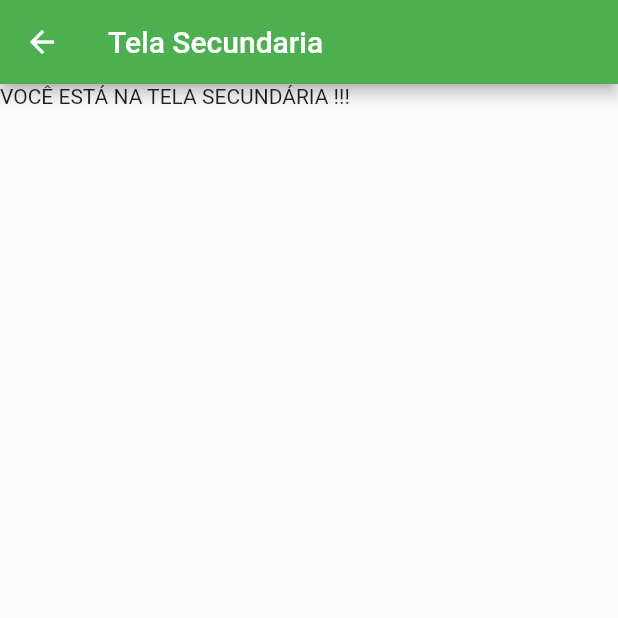
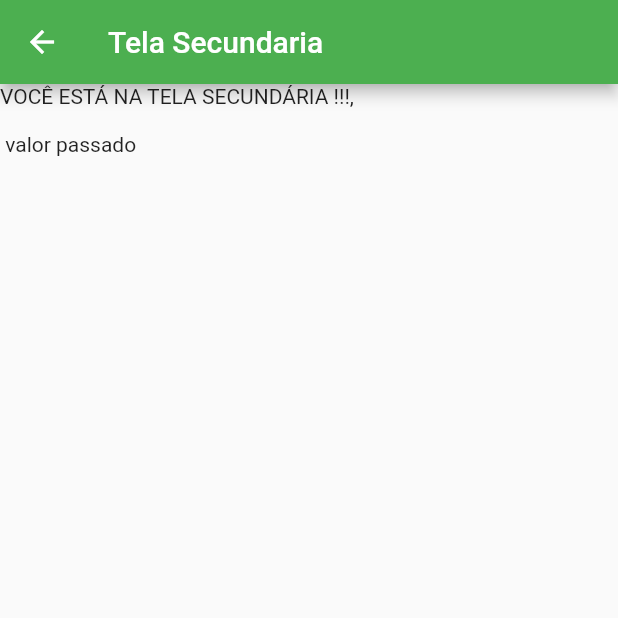
Before and after one commit to omonteirox/Projetos-Flutter, a Flutter app: the screen it shows after launch, after a tap on "Mudar para tela secundária", on a phone screen of 412 x 824 dp, the top half of it. Run offline on Flutter 3.47's test engine with Material 2 defaults, Android fonts, the phone set to English and light mode, and no system bars.

Commit message:
Leve atualização no navegando entre telas, p tornar + dynamic

```diff
--- a/navegar_entre_telas/lib/TelaSecundaria.dart
+++ b/navegar_entre_telas/lib/TelaSecundaria.dart
@@ -1,11 +1,14 @@
 import 'package:flutter/material.dart';
 
 class telaSecundaria extends StatefulWidget {
-  @override
+    int valor = 0;
+    telaSecundaria({this.valor});
+      @override
   _telaSecundariaState createState() => _telaSecundariaState();
 }
 
 class _telaSecundariaState extends State<telaSecundaria> {
+
   @override
   Widget build(BuildContext context) {
     return Scaffold(
@@ -16,7 +19,7 @@ class _telaSecundariaState extends State<telaSecundaria> {
       body: Container(
         child: Column(
           children: <Widget>[
-            Text("VOCÊ ESTÁ NA TELA SECUNDÁRIA !!! "),
+            Text("VOCÊ ESTÁ NA TELA SECUNDÁRIA !!!, \n\n valor passado   "),
 
           ],
         ),
--- a/navegar_entre_telas/lib/main.dart
+++ b/navegar_entre_telas/lib/main.dart
@@ -2,6 +2,10 @@ import 'package:flutter/material.dart';
 import 'package:navegar_entre_telas/TelaSecundaria.dart';
 void main(){
   runApp(MaterialApp(
+    initialRoute: "/",
+    routes: {
+        "/secundaria" : (context)=> telaSecundaria(),
+    },
     debugShowCheckedModeBanner: false,
     home: telaMain(),
   ));
@@ -14,7 +18,7 @@ class telaMain extends StatefulWidget {
 class _telaMainState extends State<telaMain> {
   @override
   Widget build(BuildContext context) {
-    return Scaffold(
+    return  Scaffold(
       appBar: AppBar(
         title: Text("TELA PRIMARIA"),
         backgroundColor: Colors.orange,
@@ -33,12 +37,7 @@ class _telaMainState extends State<telaMain> {
                 ),
                 padding: EdgeInsets.all(30),
               onPressed: (){
-                Navigator.push(
-                  context,
-                  MaterialPageRoute(
-                    builder: (context)=>telaSecundaria()
-                    )
-                   );
+                Navigator.pushNamed(context, "/secundaria");
               }
               )
           ],
```
